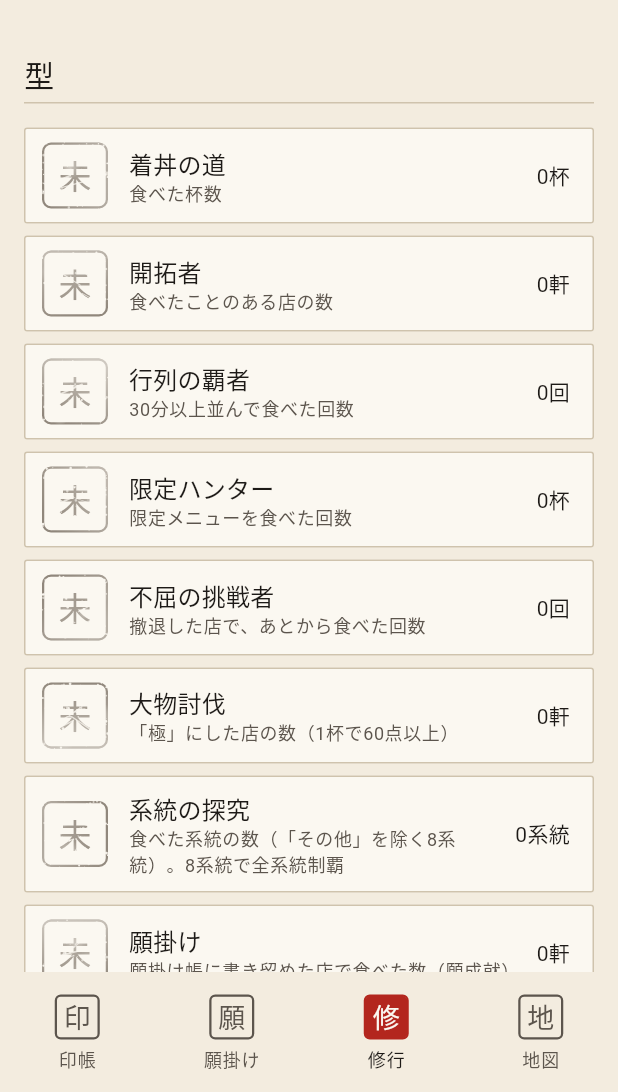
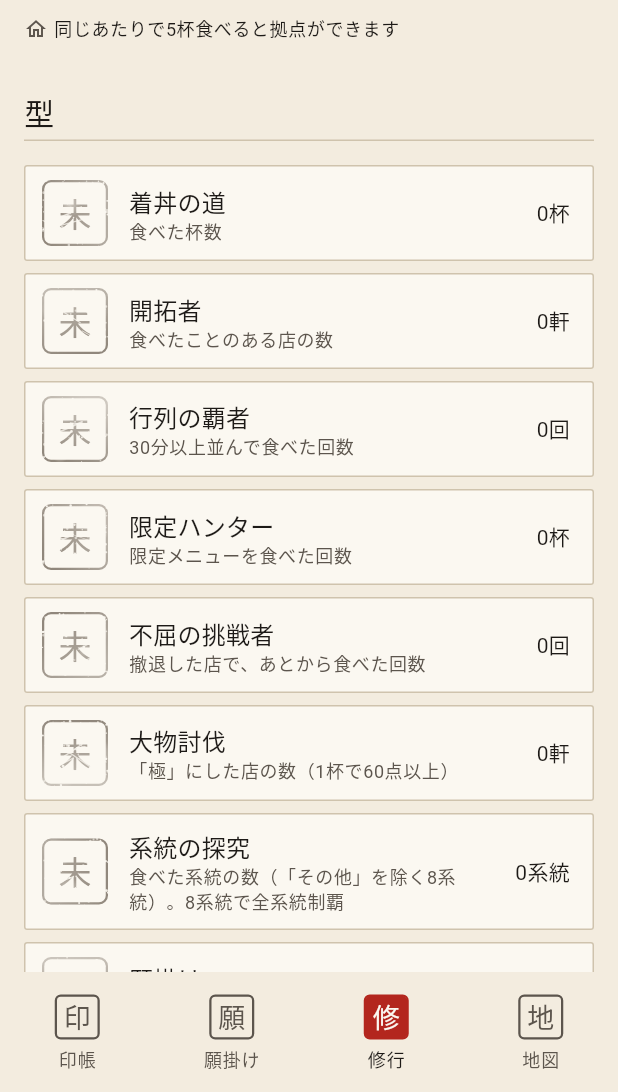
Before and after one commit to aiandrox/chakudon-quest, a Flutter app: the screen it shows after launch, item 3 of the bottom bar chosen, on a phone screen of 412 x 824 dp, the part 144-1236 px from its top. Run offline on Flutter 3.47's test engine with Material 3 defaults, Android fonts, the phone set to English and light mode, and no system bars; our stand-ins replace drift, drift_flutter, flutter_local_notifications, flutter_map, flutter_riverpod, geolocator and 4 more; missing offline and left inert: exif, file_selector; accounts and stored records are empty; generated files the repository leaves out were written again; Roboto replaces fonts that are missing (ShipporiMincho, YujiSyuku).

Commit message:
今の拠点を直近12か月の記録で決め、修行タブと地図に見せる (#137)
Closes #136

Co-authored-by: Claude Opus 5.5 <noreply@anthropic.com>

```diff
--- /dev/null
+++ b/lib/features/map/home_base_line.dart
@@ -0,0 +1,40 @@
+import 'package:flutter/material.dart';
+import 'package:flutter_riverpod/flutter_riverpod.dart';
+
+import '../../l10n/app_localizations.dart';
+import '../scoring/scoring_providers.dart';
+import 'journey.dart';
+
+/// 今の拠点を1行で見せる。まだ無ければ、拠点のでき方を見せる。
+class HomeBaseLine extends ConsumerWidget {
+  const HomeBaseLine({super.key});
+
+  @override
+  Widget build(BuildContext context, WidgetRef ref) {
+    final l10n = AppLocalizations.of(context);
+    final colors = Theme.of(context).colorScheme;
+    final textTheme = Theme.of(context).textTheme;
+    final base = currentHomeBase(ref.watch(scoredVisitsProvider));
+    return Padding(
+      padding: const EdgeInsets.only(top: 8),
+      child: Row(
+        children: [
+          Icon(
+            base == null ? Icons.home_outlined : Icons.home,
+            size: 16,
+            color: base == null ? colors.onSurfaceVariant : colors.primary,
+          ),
+          const SizedBox(width: 4),
+          Expanded(
+            child: Text(
+              base == null
+                  ? l10n.homeBaseNone(homeBaseBowls)
+                  : l10n.homeBaseLine(base.shop.name, base.bowls),
+              style: textTheme.bodySmall,
+            ),
+          ),
+        ],
+      ),
+    );
+  }
+}
--- a/lib/features/shugyo/shugyo_screen.dart
+++ b/lib/features/shugyo/shugyo_screen.dart
@@ -6,6 +6,7 @@ import '../../theme/washi.dart';
 import '../backup/backup_screen.dart';
 import '../credits/credits_screen.dart';
 import '../journal/shugyoroku_screen.dart';
+import '../map/home_base_line.dart';
 import '../quests/quest_list_screen.dart';
 import '../review/year_review_entry.dart';
 import '../scoring/rank_progress.dart';
@@ -31,6 +32,7 @@ class ShugyoScreen extends ConsumerWidget {
         children: [
           RankProgress(totalPoints: ref.watch(totalPointsProvider)),
           const StreakLine(),
+          const HomeBaseLine(),
           const SizedBox(height: 24),
           const QuestSections(),
           const SizedBox(height: 32),
--- a/lib/l10n/app_ja.arb
+++ b/lib/l10n/app_ja.arb
@@ -348,7 +348,14 @@
   "journeyStop": "止める",
   "journeyExpeditions": "遠征",
   "journeyExpeditionsTitle": "遠征の記録",
-  "journeyExpeditionsNone": "同じあたり（2km以内）で5杯食べると拠点ができます。拠点から20km以上離れた店で食べた日が、遠征として並びます",
+  "journeyExpeditionsNone": "拠点から20km以上離れた店で食べた日が、遠征として並びます",
+  "homeBaseLine": "今の拠点: {shop}のあたり（{bowls}杯）",
+  "@homeBaseLine": {"placeholders": {"shop": {"type": "String"}, "bowls": {"type": "int"}}},
+  "homeBaseNone": "同じあたりで{bowls}杯食べると拠点ができます",
+  "@homeBaseNone": {"placeholders": {"bowls": {"type": "int"}}},
+  "homeBaseSealChar": "拠",
+  "homeBasePinLabel": "今の拠点（{shop}のあたり）",
+  "@homeBasePinLabel": {"placeholders": {"shop": {"type": "String"}}},
   "journeyExpeditionName": "{month}月{day}日の遠征（{shop}）",
   "@journeyExpeditionName": {"placeholders": {"month": {"type": "int"}, "day": {"type": "int"}, "shop": {"type": "String"}}},
   "memoryYearsAgo": "{years, plural, =1{一年前の今日} other{{years}年前の今日}}",
--- a/lib/l10n/app_localizations.dart
+++ b/lib/l10n/app_localizations.dart
@@ -1261,8 +1261,32 @@ abstract class AppLocalizations {
   /// No description provided for @journeyExpeditionsNone.
   ///
   /// In ja, this message translates to:
-  /// **'同じあたり（2km以内）で5杯食べると拠点ができます。拠点から20km以上離れた店で食べた日が、遠征として並びます'**
+  /// **'拠点から20km以上離れた店で食べた日が、遠征として並びます'**
   String get journeyExpeditionsNone;
+
+  /// No description provided for @homeBaseLine.
+  ///
+  /// In ja, this message translates to:
+  /// **'今の拠点: {shop}のあたり（{bowls}杯）'**
+  String homeBaseLine(String shop, int bowls);
+
+  /// No description provided for @homeBaseNone.
+  ///
+  /// In ja, this message translates to:
+  /// **'同じあたりで{bowls}杯食べると拠点ができます'**
+  String homeBaseNone(int bowls);
+
+  /// No description provided for @homeBaseSealChar.
+  ///
+  /// In ja, this message translates to:
+  /// **'拠'**
+  String get homeBaseSealChar;
+
+  /// No description provided for @homeBasePinLabel.
+  ///
+  /// In ja, this message translates to:
+  /// **'今の拠点（{shop}のあたり）'**
+  String homeBasePinLabel(String shop);
 
   /// No description provided for @journeyExpeditionName.
   ///
--- a/lib/l10n/app_localizations_ja.dart
+++ b/lib/l10n/app_localizations_ja.dart
@@ -675,8 +675,25 @@ class AppLocalizationsJa extends AppLocalizations {
   String get journeyExpeditionsTitle => '遠征の記録';
 
   @override
-  String get journeyExpeditionsNone =>
-      '同じあたり（2km以内）で5杯食べると拠点ができます。拠点から20km以上離れた店で食べた日が、遠征として並びます';
+  String get journeyExpeditionsNone => '拠点から20km以上離れた店で食べた日が、遠征として並びます';
+
+  @override
+  String homeBaseLine(String shop, int bowls) {
+    return '今の拠点: $shopのあたり（$bowls杯）';
+  }
+
+  @override
+  String homeBaseNone(int bowls) {
+    return '同じあたりで$bowls杯食べると拠点ができます';
+  }
+
+  @override
+  String get homeBaseSealChar => '拠';
+
+  @override
+  String homeBasePinLabel(String shop) {
+    return '今の拠点（$shopのあたり）';
+  }
 
   @override
   String journeyExpeditionName(int month, int day, String shop) {
```
Also changed, not shown: lib/features/map/journey.dart (+69 -24 lines), lib/features/map/map_screen.dart (+52 -0 lines), 2 other files.
